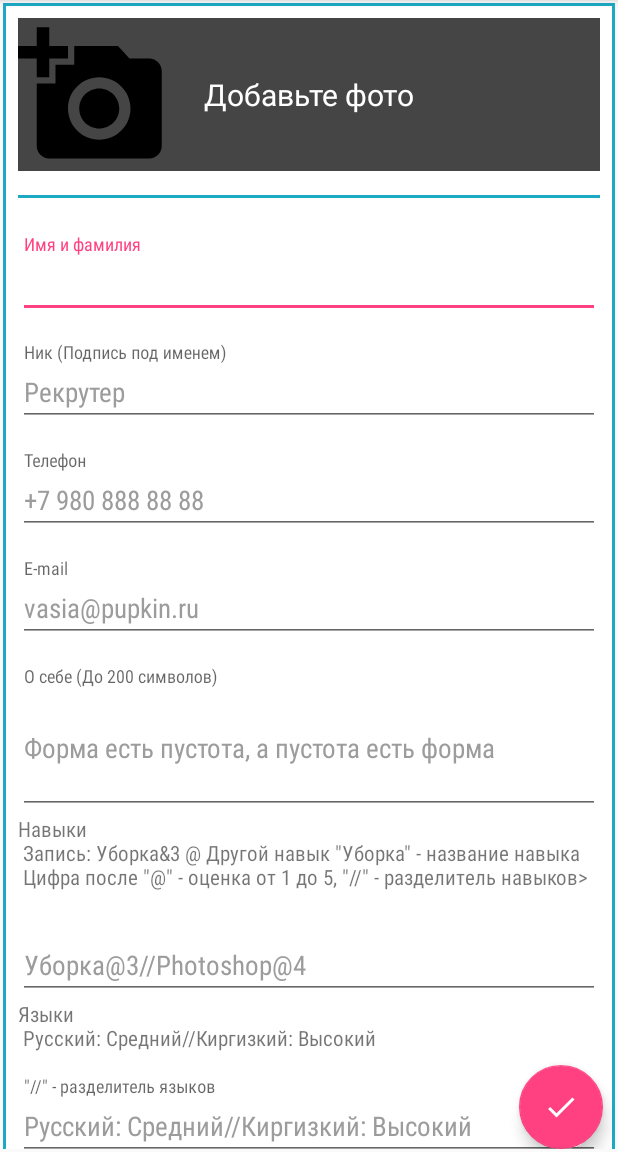
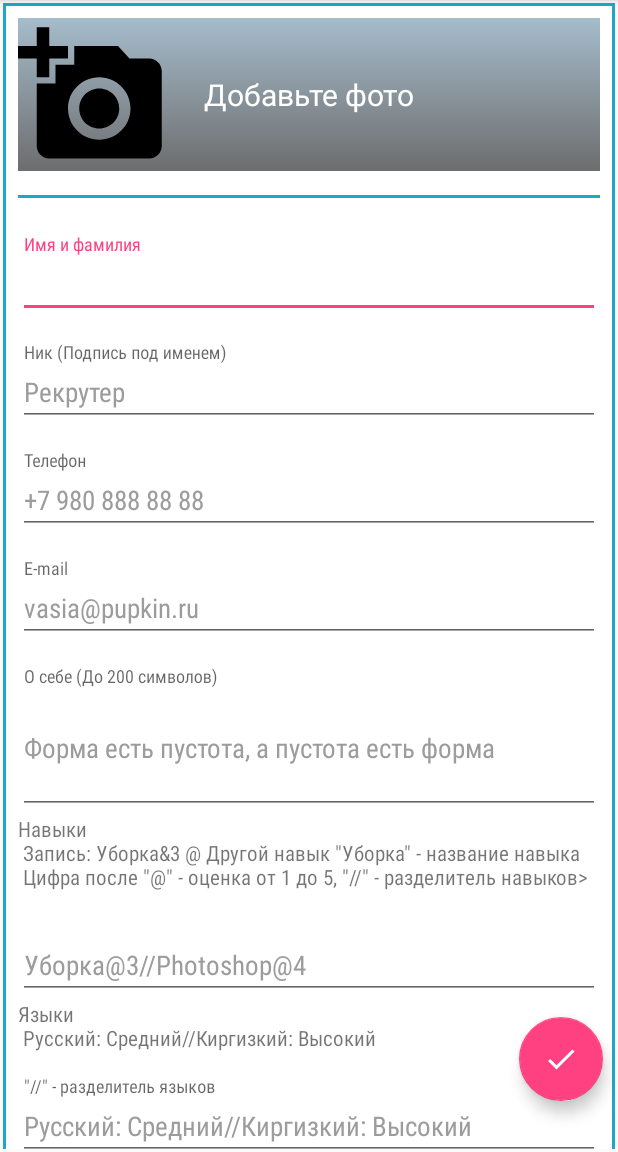
Before and after one commit to AlMel3000/ResumeDesigner, an Android app: the fragment ProfileFragment shown on its own in the app's theme, on a phone screen of 412 x 824 dp, the part 84-1236 px from its top. Run offline under Robolectric (Android 15) with nearby library versions, the phone set to English and light mode, and no system bars; our stand-ins replace Picasso; libraries missing offline, so code that uses them is left out: com.github.gorbin.asne, com.itextpdf.text; pictures from the network do not load; 5 statements that could not run were skipped.

Commit message:
дальнейшие улучшения UI

```diff
--- /dev/null
+++ b/app/src/main/res/drawable/color_gradient.xml
@@ -0,0 +1,14 @@
+<?xml version="1.0" encoding="utf-8"?>
+<shape
+    xmlns:android="http://schemas.android.com/apk/res/android"
+    android:shape="rectangle">
+    <stroke
+        android:width="0dp"
+        android:color="#000000">
+    </stroke>
+    <gradient
+        android:startColor="#6d6d6e"
+        android:endColor="#a5bccb"
+        android:angle="90">
+    </gradient>
+</shape>
--- a/app/src/main/res/layout/profile_fragment.xml
+++ b/app/src/main/res/layout/profile_fragment.xml
@@ -52,7 +52,7 @@
                     android:id="@+id/profile_placeholder"
                     android:layout_width="match_parent"
                     android:layout_height="match_parent"
-                    android:background="@color/gray_background"
+                    android:background="@drawable/color_gradient"
                     android:visibility="visible">
 
                     <ImageView
@@ -492,7 +492,8 @@
         android:layout_height="wrap_content"
         android:src="@drawable/ic_done_black_24dp"
         android:layout_gravity="bottom|end"
-        android:layout_marginEnd="@dimen/fab_right_space"/>
+        android:layout_marginEnd="@dimen/fab_right_space"
+        android:layout_marginBottom="@dimen/spacing_medium_32"/>
 
 
     </android.support.design.widget.CoordinatorLayout>
```
